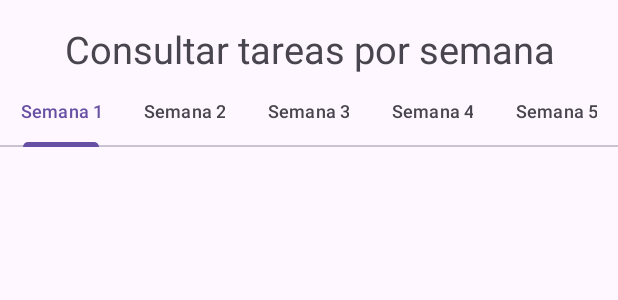
After one commit to 9150FJ/Plans_App, an Android app: the layout fragment_consultar_practicas_por_semanas.xml on its own in the app's theme, with its tools: preview values and no code run, on a phone screen of 412 x 824 dp. The commit adds this screen. Shown: the top 300 px of the screen. Run offline under Robolectric (Android 15) with nearby library versions, the phone set to English and light mode, and no system bars.

Commit message:
falta incluir recyclerview en consultar practicas por semana + los metodos necesarios para los calculos

```diff
--- a/app/src/main/java/com/cifpceuta/plans_app/AdapterConsultarPracticas.java
+++ b/app/src/main/java/com/cifpceuta/plans_app/AdapterConsultarPracticas.java
@@ -16,6 +16,7 @@ import androidx.recyclerview.widget.RecyclerView;
 
 import java.lang.reflect.Array;
 import java.time.LocalDate;
+import java.time.Period;
 import java.time.format.DateTimeFormatter;
 import java.util.ArrayList;
 
@@ -116,8 +117,12 @@ public class AdapterConsultarPracticas extends RecyclerView.Adapter<AdapterConsu
             DateTimeFormatter formatter = DateTimeFormatter.ofPattern("dd/MM/yyyy");
             LocalDate fechaInicio = LocalDate.parse(fecha, formatter);
             LocalDate fechaFinal = LocalDate.parse(fechaFin, formatter);
+            fechaInicio.getDayOfWeek();
+            //Period p = fechaInicio.until(fechaFinal).getDays();
             return fechaInicio.until(fechaFinal).getDays();
         }
+
+
     }
 
 
--- a/app/src/main/java/com/cifpceuta/plans_app/ConsultarPracticasFragment.java
+++ b/app/src/main/java/com/cifpceuta/plans_app/ConsultarPracticasFragment.java
@@ -32,7 +32,6 @@ public class ConsultarPracticasFragment extends Fragment {
     // TODO: Rename parameter arguments, choose names that match
     // the fragment initialization parameters, e.g. ARG_ITEM_NUMBER
 
-    LinearLayout ly;
     ArrayList<PlanificarPractica> lista;
     RecyclerView recyclerView;
 
@@ -81,7 +80,6 @@ public class ConsultarPracticasFragment extends Fragment {
         View rootView = inflater.inflate(R.layout.fragment_consultar_practicas, container, false);
 
         recyclerView=(RecyclerView) rootView.findViewById(R.id.recyclerView);
-        ly=rootView.findViewById(R.id.linearGeneral);
         //ly.setBackgroundColor(Color.rgb(255, 130, 58));
 
         //System.out.println(lista.size());
@@ -104,6 +102,9 @@ public class ConsultarPracticasFragment extends Fragment {
         DateTimeFormatter formatter = DateTimeFormatter.ofPattern("dd/MM/yyyy");
         LocalDate fechaInicio = LocalDate.parse(fecha, formatter);
         LocalDate fechaFinal = LocalDate.parse(fechaFin, formatter);
+
+
+
         return fechaInicio.until(fechaFinal).getDays();
     }
 }
--- /dev/null
+++ b/app/src/main/res/layout/fragment_consultar_practicas_por_semanas.xml
@@ -0,0 +1,60 @@
+<?xml version="1.0" encoding="utf-8"?>
+<FrameLayout xmlns:android="http://schemas.android.com/apk/res/android"
+    xmlns:tools="http://schemas.android.com/tools"
+    android:layout_width="match_parent"
+    android:layout_height="match_parent"
+    tools:context=".ConsultarPracticasPorSemanas">
+
+
+    <TextView
+        android:layout_marginTop="15dp"
+        android:textSize="25dp"
+        android:textAlignment="center"
+        android:layout_width="match_parent"
+        android:layout_height="wrap_content"
+        android:text="Consultar tareas por semana"/>
+
+    <com.google.android.material.tabs.TabLayout
+        android:layout_marginTop="50dp"
+        android:layout_height="wrap_content"
+        android:layout_width="match_parent">
+
+        <com.google.android.material.tabs.TabItem
+            android:layout_width="wrap_content"
+            android:layout_height="wrap_content"
+            android:text="Semana 1"/>
+
+        <com.google.android.material.tabs.TabItem
+            android:layout_width="wrap_content"
+            android:layout_height="wrap_content"
+            android:text="Semana 2"/>
+        <com.google.android.material.tabs.TabItem
+            android:layout_width="wrap_content"
+            android:layout_height="wrap_content"
+            android:text="Semana 3"/>
+
+        <com.google.android.material.tabs.TabItem
+            android:layout_width="wrap_content"
+            android:layout_height="wrap_content"
+            android:text="Semana 4"/>
+        <com.google.android.material.tabs.TabItem
+            android:layout_width="wrap_content"
+            android:layout_height="wrap_content"
+            android:text="Semana 5"/>
+
+
+    </com.google.android.material.tabs.TabLayout>
+
+    <androidx.recyclerview.widget.RecyclerView
+        android:layout_marginTop="100dp"
+        android:layout_width="match_parent"
+        android:layout_height="match_parent"
+        android:id="@+id/recyclerViewSemana"
+        >
+
+
+
+    </androidx.recyclerview.widget.RecyclerView>
+
+
+</FrameLayout>
```
Also changed, not shown: app/src/main/java/com/cifpceuta/plans_app/ConsultarPracticasPorSemanas.java (added, +64 -0 lines), app/src/main/java/com/cifpceuta/plans_app/PlanificarPracticaFragment.java (+1 -6 lines), app/src/main/java/com/cifpceuta/plans_app/SesionIniciada.java (+37 -6 lines), app/src/main/res/menu/menu.xml (+8 -0 lines).
